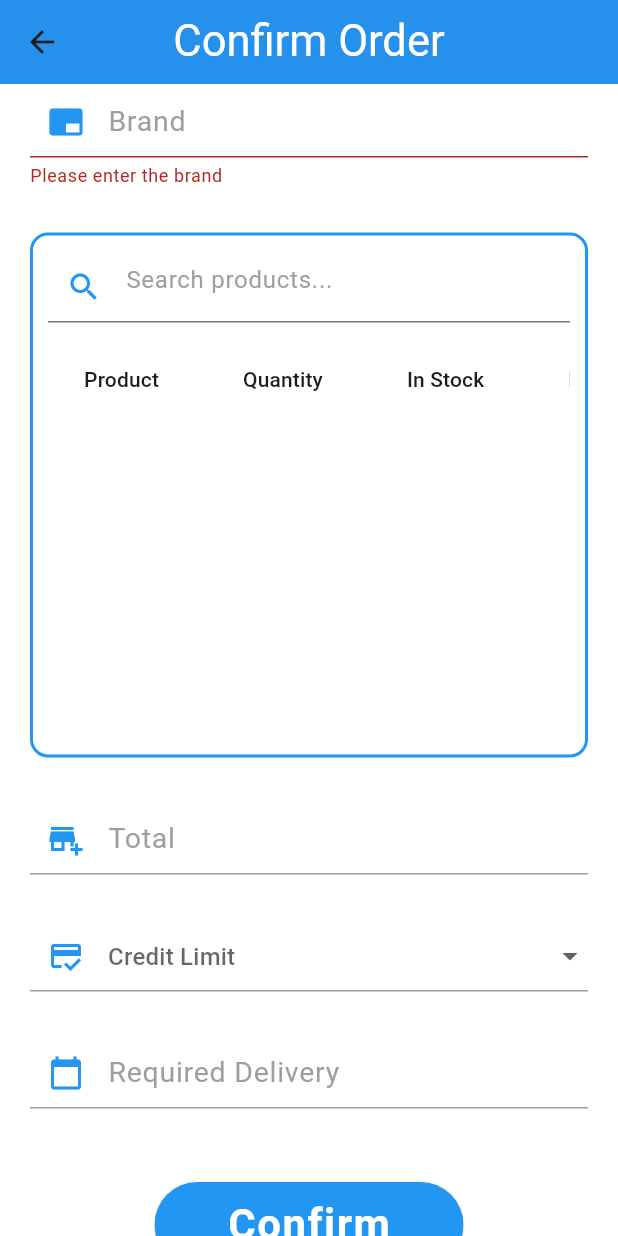
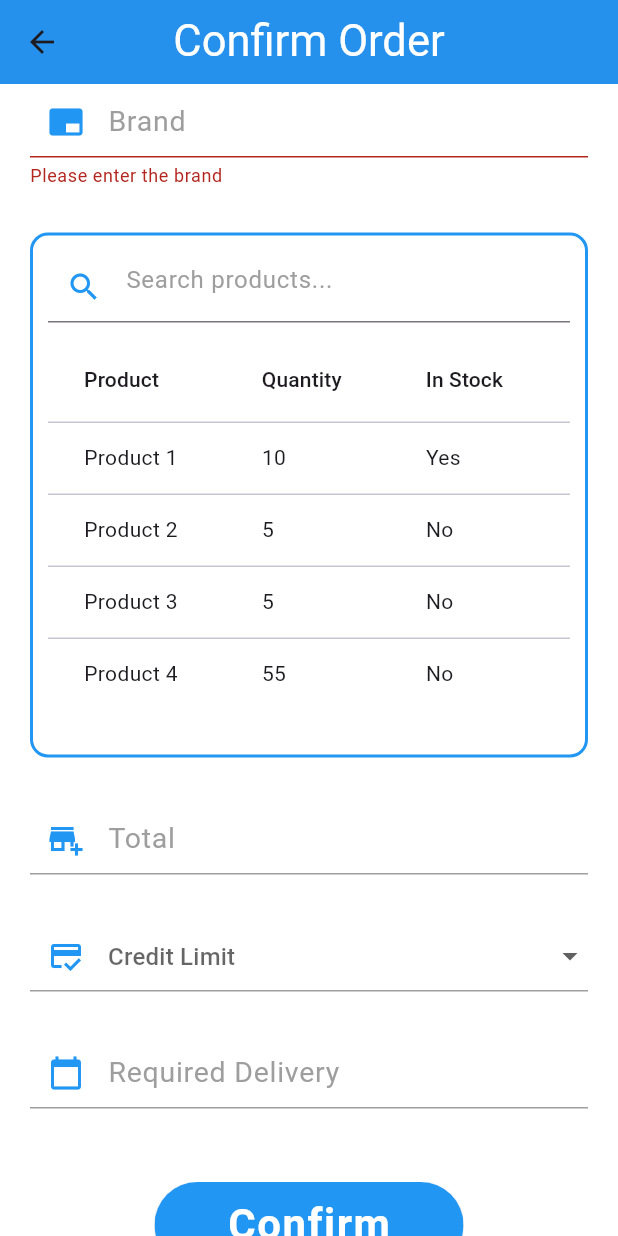
Before and after one commit to NabilaMalik/MetaxpertsBookIt, a Flutter app: the OrderbookingScreen screen opened directly, scrolled down 293 dp, after a tap on "Confirm", on a phone screen of 412 x 824 dp. Run offline on Flutter 3.47's test engine with Material 3 defaults, Android fonts, the phone set to English and light mode, and no system bars; our stand-ins replace get, image_picker, nanoid, sqflite; accounts and stored records are empty; Roboto replaces fonts that are missing (OpenSans).

Commit message:
Nabila'S complete design WITH BACKEND  31-dec-2024 2:37pm

```diff
--- a/lib/Database/dp_helper.dart
+++ b/lib/Database/dp_helper.dart
@@ -26,14 +26,11 @@ class DBHelper{
     return db;
   }
   _onCreate(Database db, int version){
-
     // Database Table
     db.execute("CREATE TABLE $addShopTableName(id INTEGER PRIMARY KEY, shopName TEXT,city SELECTED,shopAddress TEXT,ownerName TEXT,ownerCNIC TEXT,phoneNumber TEXT, alterPhoneNumber TEXT )");
     db.execute("CREATE TABLE $shopVisitTableName(id INTEGER PRIMARY KEY, brand TEXT, shopName TEXT, shopAddress TEXT, ShopOwner TEXT, bookerName TEXT,photoPath TEXT, feedback TEXT, shopId TEXT)");
     db.execute("CREATE TABLE $orderMasterTableName(orderMasterId INTEGER PRIMARY KEY,shopName TEXT,ownerName TEXT, phoneNumber TEXT,brand TEXT,total INGEGER, creditLimit TEXT, requiredDelivery TEXT)");
-    //print('Order Master table Name: $orderMasterTableName');
-
-    db.execute("CREATE TABLE $orderDetailsTableName (id INTEGER PRIMARY KEY,orderMasterId INTEGER, product TEXT, quantity TEXT, inStock INTEGER, rate REAL, amount REAL, FOREIGN KEY(orderMasterId) REFERENCES $orderMasterTableName(orderMasterId))");
+    db.execute("CREATE TABLE $orderDetailsTableName (id INTEGER PRIMARY KEY,orderMasterId INTEGER, product TEXT, quantity TEXT, inStock INTEGER, rate TEXT, amount TEXT, FOREIGN KEY(orderMasterId) REFERENCES $orderMasterTableName(orderMasterId))");
     db.execute("CREATE TABLE $returnFormMasterTableName(returnMasterId INTEGER PRIMARY KEY, selectShop TEXT)");
     db.execute("CREATE TABLE $returnFormDetailsTableName(id INTEGER PRIMARY KEY, returnMasterId INTEGER, item TEXT, qty INTEGER, reason TEXT, FOREIGN KEY(returnMasterId) REFERENCES $returnFormMasterTableName(returnMasterId))");
     db.execute("CREATE TABLE $recoveryFormTableName(id INTEGER PRIMARY KEY, shopName TEXT,currentBalance TEXT,cashRecovery TEXT,newBalance TEXT,date TEXT)");
--- a/lib/Model/re_confirm_order_model.dart
+++ b/lib/Model/re_confirm_order_model.dart
@@ -5,6 +5,7 @@ class ReConfirmOrderModel{
   String? inStock;
   String? rate;
   String? amount;
+  int? orderMasterId;
 
   ReConfirmOrderModel({
     this.id,
@@ -13,6 +14,7 @@ class ReConfirmOrderModel{
     this.inStock,
     this.rate,
     this.amount,
+    this.orderMasterId
   });
   factory ReConfirmOrderModel.fromMap(Map<dynamic,dynamic> json){
     return ReConfirmOrderModel(
@@ -22,6 +24,7 @@ class ReConfirmOrderModel{
       inStock: json['inStock'],
       rate:json['rate'],
       amount:json['amount'],
+      orderMasterId: json['orderMasterId']
 
     );}
   Map<String, dynamic> toMap(){
@@ -32,6 +35,7 @@ class ReConfirmOrderModel{
       'inStock':inStock,
       'rate':rate,
       'amount':amount,
+      'orderMasterId':orderMasterId,
     };
   }
 }
--- a/lib/Screens/home_screen/confirmorder_scredn.dart
+++ b/lib/Screens/home_screen/confirmorder_scredn.dart
@@ -1,8 +1,11 @@
 import 'package:flutter/material.dart';
 import 'package:get/get.dart';
+import 'package:nanoid/async.dart';
 import '../../Components/products_controller.dart';
 import '../../Model/confirm_order_model.dart';
 import '../../ViewModel/confirm_order_view_model.dart';
+import '../../ViewModel/re_confirm_order_view_model.dart';
+import '../../model/re_confirm_order_model.dart';
 import '../../widgets/rounded_button.dart';
 
 class OrderbookingScreen extends StatefulWidget {
@@ -22,11 +25,62 @@ class _OrderbookingScreenState extends State<OrderbookingScreen> {
   final creditLimitController = TextEditingController();
   final requiredDeliveryController = TextEditingController();
   int? orderMasterId;
+
+  final reconfirmorderViewModel = Get.put(ReConfirmOrderViewModel());
+  final productController = TextEditingController();
+  final quantityController = TextEditingController();
+  final inStockController = TextEditingController();
+  final rateController = TextEditingController();
+  final amountController = TextEditingController();
+
   final _formKey = GlobalKey<FormState>();
 
   String? selectedCreditLimit; // Variable to hold the selected credit limit
   List<DataRow> filteredRows = [];
   Products products = Get.put(Products());
+
+  final List<Map<String, String>> productData = [
+    {"Product": "Product 1", "Quantity": "10", "In Stock": "Yes", "Rate": "50", "Amount": "500"},
+    {"Product": "Product 2", "Quantity": "5", "In Stock": "No", "Rate": "100", "Amount": "500"},
+    {"Product": "Product 3", "Quantity": "5", "In Stock": "No", "Rate": "100", "Amount": "500"},
+    {"Product": "Product 4", "Quantity": "55", "In Stock": "No", "Rate": "100", "Amount": "500"},
+  ];
+
+  @override
+  void initState() {
+    super.initState();
+    _generateProductsRows();
+    filteredRows = productsRows;
+  }
+
+  List<DataRow> productsRows = [];
+
+  void _generateProductsRows() {
+    productsRows = productData.map((product) {
+      return DataRow(cells: [
+        DataCell(Text(product["Product"] ?? "")),
+        DataCell(Text(product["Quantity"] ?? "")),
+        DataCell(Text(product["In Stock"] ?? "")),
+        DataCell(Text(product["Rate"] ?? "")),
+        DataCell(Text(product["Amount"] ?? "")),
+      ]);
+    }).toList();
+  }
+
+  void _filterProducts(String query) {
+    setState(() {
+      if (query.isEmpty) {
+        filteredRows = productsRows;
+      } else {
+        filteredRows = productsRows.where((row) {
+          return row.cells.any((cell) {
+            final cellValue = (cell.child as Text).data ?? "";
+            return cellValue.toLowerCase().contains(query.toLowerCase());
+          });
+        }).toList();
+      }
+    });
+  }
 
   @override
   void dispose() {
@@ -78,7 +132,7 @@ class _OrderbookingScreenState extends State<OrderbookingScreen> {
                 _buildDropdown(
                   label: "Credit Limit",
                   icon: Icons.credit_score,
-                  items: ["10,000", "20,000", "50,000", "100,000"],
+                  items: ["10,000", "20,000", "50,000", "100,000", "200,000", "500,000", "1,000,000", "2,000,000"],
                   selectedValue: selectedCreditLimit,
                   onChanged: (value) {
                     setState(() {
@@ -188,7 +242,7 @@ class _OrderbookingScreenState extends State<OrderbookingScreen> {
                   DataColumn(label: Text('Rate')),
                   DataColumn(label: Text('Amount')),
                 ],
-                rows: filteredRows.isNotEmpty ? filteredRows : products.rows,
+                rows: filteredRows,
               ),
             ),
           ),
@@ -312,16 +366,15 @@ class _OrderbookingScreenState extends State<OrderbookingScreen> {
     );
   }
 
-  // Filter Products
-  void _filterProducts(String query) {
-    // Implement your filtering logic here
-  }
+  // Submit Form
+  void _submitForm() async {
+    var id = await customAlphabet('1234567890', 5);
+    orderMasterId = int.parse(id);
 
-  // Submit Form
-  void _submitForm() {
     if (_formKey.currentState!.validate()) {
-      confirmorderViewModel.addConfirmOrder(ConfirmOrderModel(
-        orderMasterId: null,
+      // Add Confirm Order
+      await confirmorderViewModel.addConfirmOrder(ConfirmOrderModel(
+        orderMasterId: orderMasterId,
         shopName: shopNameController.text,
         ownerName: ownerNameController.text,
         phoneNumber: phoneNumberController.text,
@@ -331,6 +384,30 @@ class _OrderbookingScreenState extends State<OrderbookingScreen> {
         requiredDelivery: requiredDeliveryController.text,
       ));
 
+      // Loop through each product row in the filteredRows and add to ReConfirmOrder
+      for (var row in filteredRows) {
+        String product = (row.cells[0].child as Text).data ?? "";
+        String quantity = (row.cells[1].child as Text).data ?? "";
+        String inStock = (row.cells[2].child as Text).data ?? "";
+        String rate = (row.cells[3].child as Text).data ?? "";
+        String amount = (row.cells[4].child as Text).data ?? "";
+
+        // Add ReConfirm Order for each product row
+        await reconfirmorderViewModel.addReConfirmOrder(ReConfirmOrderModel(
+          product: product,
+          quantity: quantity,
+          inStock: inStock,
+          rate: rate,
+          amount: amount,
+          orderMasterId: orderMasterId,
+        ));
+      }
+
+      // Fetch data again after saving
+      await confirmorderViewModel.fetchAllConfirmOrder();
+      await reconfirmorderViewModel.fetchAllReConfirmOrder();
+
+      // Show Success Message
       Get.snackbar(
         'Success',
         'Order confirmed successfully!',
--- a/lib/Screens/home_screen/shopvisit_screen.dart
+++ b/lib/Screens/home_screen/shopvisit_screen.dart
@@ -368,7 +368,7 @@ class _ShopvisitScreenState extends State<ShopvisitScreen> {
                         mainAxisAlignment: MainAxisAlignment.end,
                         children: [
                           ElevatedButton(
-                            onPressed: () {
+                            onPressed: () async {
                               if (_formKey.currentState!.validate()) {
                                 shopvisitViewModel.addShopVisit(ShopVisitModel(
                                   id: shopvisitId,
@@ -379,8 +379,8 @@ class _ShopvisitScreenState extends State<ShopvisitScreen> {
                                   bookerName: bookerNameController.text,
                                   photoPath: photoPathController.text,
                                   feedback: feedbackController.text,
-
                                 ));
+                                await shopvisitViewModel.fetchAllShopVisit();
                                 brandController.clear();
                                 shopNameController.clear();
                                 shopAddressController.clear();
--- a/pubspec.yaml
+++ b/pubspec.yaml
@@ -45,7 +45,9 @@ dependencies:
   sqflite: ^2.4.1
   path_provider: ^2.0.11
   get: ^4.6.6
+  intl: ^0.18.0
   image_picker: ^1.1.2
+  nanoid: ^1.0.0
 
 dev_dependencies:
 
```
Also changed, not shown: lib/Screens/home_screen/reconfirm_order_screen.dart (+35 -33 lines), lib/Screens/home_screen/recoveryform_screen.dart (+12 -8 lines), lib/Screens/home_screen/returnform_screen.dart (+24 -12 lines), pubspec.lock.
